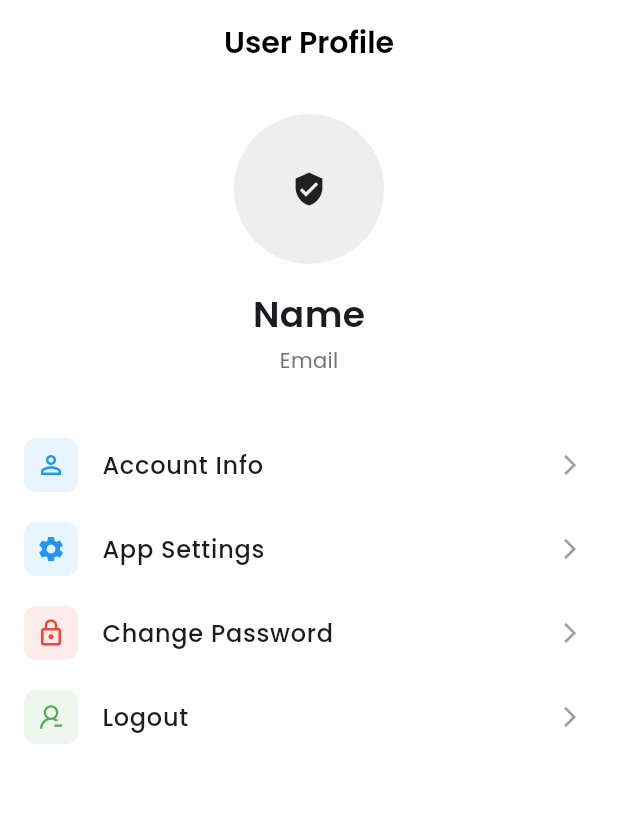
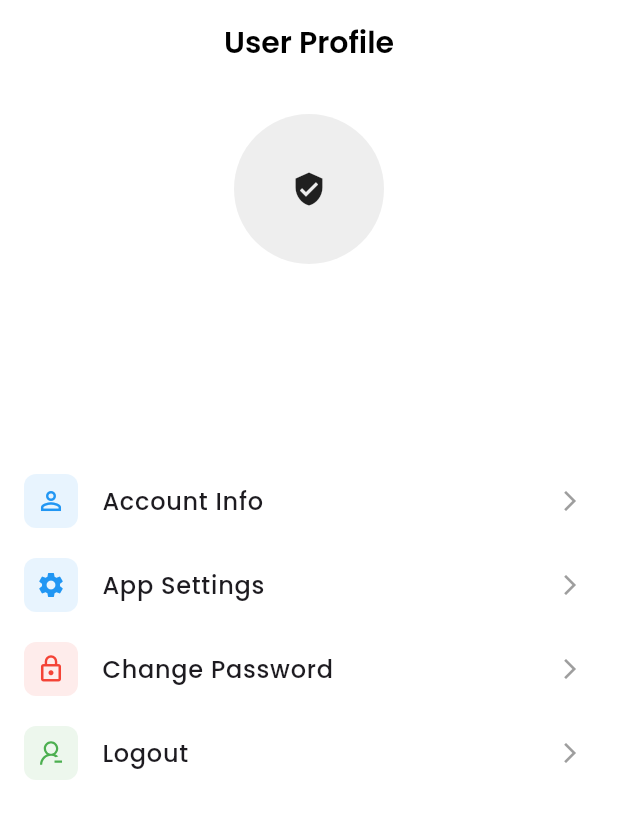
Before and after one commit to vernonthedev/school_van_project, a Flutter app: the ProfileScreen screen opened directly, on a phone screen of 412 x 824 dp. Shown: the top 819 px of the screen. Run offline on Flutter 3.47's test engine with Material 3 defaults, Android fonts, the phone set to English and light mode, and no system bars; our stand-ins replace firebase_core, google_fonts, icons_plus, shared_preferences; accounts and stored records are empty.

Commit message:
[update] passed in user info to profile.

```diff
--- a/van_operator_app/lib/frontend/screens/profile.dart
+++ b/van_operator_app/lib/frontend/screens/profile.dart
@@ -10,6 +10,9 @@ class ProfileScreen extends StatelessWidget {
 
   @override
   Widget build(BuildContext context) {
+    // get access to the user info
+    final user = Provider.of<AuthProvider>(context).user;
+
     return Scaffold(
       backgroundColor: Colors.white,
       appBar: AppBar(
@@ -50,7 +53,7 @@ class ProfileScreen extends StatelessWidget {
 
             // Name
             Text(
-              "Name",
+              user?.name ?? "",
               style: GoogleFonts.poppins(
                 fontSize: 24,
                 fontWeight: FontWeight.w600,
@@ -60,7 +63,14 @@ class ProfileScreen extends StatelessWidget {
 
             // Email
             Text(
-              "Email",
+              user?.email ?? "",
+              style: GoogleFonts.poppins(fontSize: 14, color: Colors.grey[600]),
+            ),
+            const SizedBox(height: 4),
+
+            // Email
+            Text(
+              user?.role.toUpperCase() ?? "",
               style: GoogleFonts.poppins(fontSize: 14, color: Colors.grey[600]),
             ),
             const SizedBox(height: 32),
```
